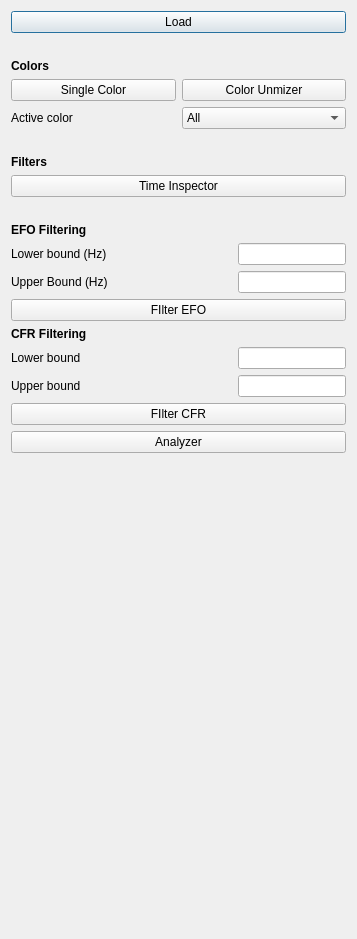
Qt form pyminflux/ui/wizard.ui (bsse-scf/pyMINFLUX) before a commit.
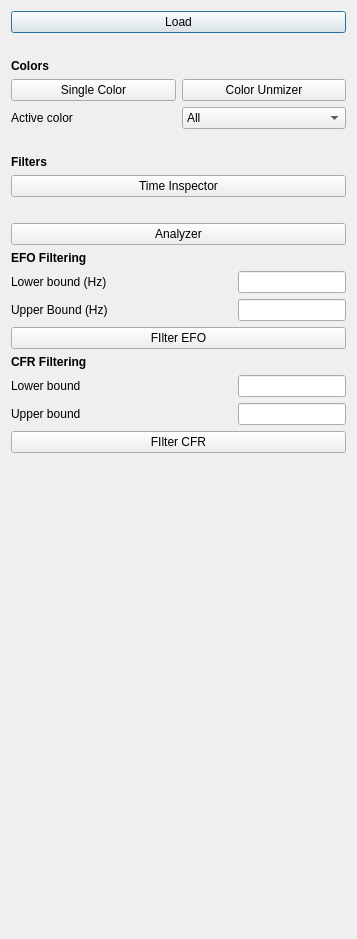
The same form after that commit.

Commit message: Mode the Analyzer back up in the wizard.

Patch:
```diff
--- a/pyminflux/ui/wizard.ui
+++ b/pyminflux/ui/wizard.ui
@@ -177,6 +177,13 @@
        </property>
       </spacer>
      </item>
+     <item>
+      <widget class="QPushButton" name="pbAnalyzer">
+       <property name="text">
+        <string>Analyzer</string>
+       </property>
+      </widget>
+     </item>
      <item>
       <widget class="QLabel" name="lbEFOFiltering">
        <property name="font">
@@ -299,13 +306,6 @@
        </property>
       </widget>
      </item>
-     <item>
-      <widget class="QPushButton" name="pbAnalyzer">
-       <property name="text">
-        <string>Analyzer</string>
-       </property>
-      </widget>
-     </item>
     </layout>
    </item>
   </layout>
```
The commit also changes 1 other file.
